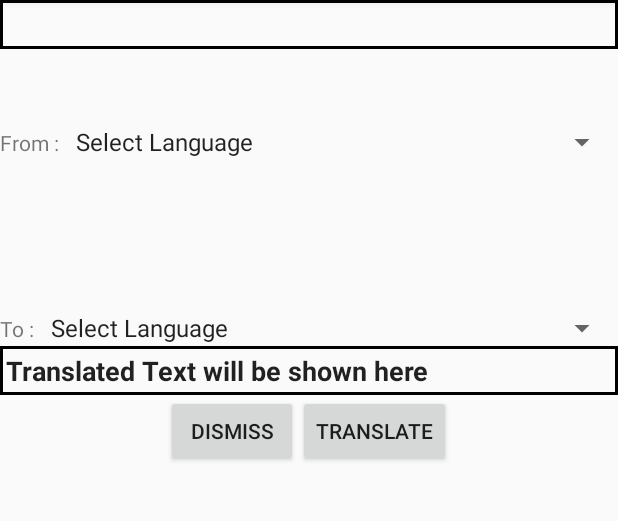
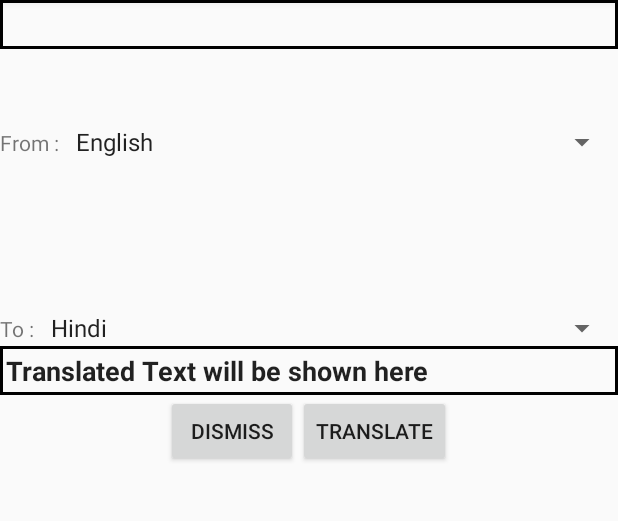
Before and after one commit to SarvarVanoo/BabelFish, an Android app: the Translation screen opened directly, with no data from a screen before it, on a phone screen of 412 x 824 dp, the part 84-605 px from its top. Run offline under Robolectric (Android 15) with nearby library versions, the phone set to English and light mode, and no system bars; libraries missing offline, so code that uses them is left out: com.google.firebase.ml.

Commit message:
Adding Functionality to support Multiple Languages for Translation.

```diff
--- a/app/src/main/java/com/example/textextraction/Translation.java
+++ b/app/src/main/java/com/example/textextraction/Translation.java
@@ -4,8 +4,9 @@ import androidx.annotation.NonNull;
 import androidx.annotation.Nullable;
 import androidx.appcompat.app.AppCompatActivity;
 
-import android.content.Intent;
+import android.content.res.Resources;
 import android.os.Bundle;
+import android.util.Log;
 import android.view.View;
 import android.widget.AdapterView;
 import android.widget.ArrayAdapter;
@@ -23,43 +24,109 @@ import com.google.firebase.ml.naturallanguage.translate.FirebaseTranslateLanguag
 import com.google.firebase.ml.naturallanguage.translate.FirebaseTranslator;
 import com.google.firebase.ml.naturallanguage.translate.FirebaseTranslatorOptions;
 
-public class Translation extends AppCompatActivity implements AdapterView.OnItemSelectedListener {
+import java.util.Arrays;
+import java.util.HashMap;
+import java.util.List;
+import java.util.Locale;
+import java.util.Map;
 
+public class Translation extends AppCompatActivity  {
+
+    private String TAG = "TranslationClass";
     protected EditText sourceText, translatedText;
-    protected Spinner sourceSpinner, targetSpinner;
-    protected Button dismiss, translate;
-    protected String textValue;
+    protected Spinner sourceLanguageSpinner, targetLanguageSpinner;
+    protected String currentSourceLangShortCode, currentTargetLangShortCode;
+    protected Button dismissButton, translateButton;
+    protected List<String> supportedSourceLanguages;
+    protected List<String> supportedTargetLanguages;
+    final protected Locale defaultLocale = Locale.US;
+    final String defaultSourceLanguage = "English";
+    final String defaultTargetLanguage = "Hindi";
+    protected static Map<String,FirebaseTranslator> translatorOptions = new HashMap<>();
+
 
     @Override
     protected void onCreate(Bundle savedInstanceState) {
         super.onCreate(savedInstanceState);
         setContentView(R.layout.activity_translation);
 
-        sourceText =findViewById(R.id.sourcetext);
-        sourceText.setText(getIntent().getStringExtra("data"));
-        Intent intent = getIntent();
-        textValue = sourceText.getText().toString();
+        //intilialize all the elements
+        Resources resources = getResources();
+        String textToTranslate = getIntent().getStringExtra("textToTranslate");
+        sourceText = findViewById(R.id.sourcetext);
+        sourceText.setText(textToTranslate);
 
-        sourceSpinner =findViewById(R.id.sourcespinner);
+        supportedSourceLanguages = Arrays.asList(resources.getStringArray(R.array.supportedSourceLanguages));
+        supportedTargetLanguages = Arrays.asList(resources.getStringArray(R.array.supportedTargetLanguages));
+        Log.i(TAG, supportedSourceLanguages.toString());
+        Log.i(TAG, supportedTargetLanguages.toString());
+        sourceLanguageSpinner = findViewById(R.id.sourcespinner);
 
         ArrayAdapter<CharSequence> adapter1 = ArrayAdapter.createFromResource(this,
-                R.array.sourcetextarray, android.R.layout.simple_spinner_item);
+                R.array.supportedSourceLanguages, android.R.layout.simple_spinner_item);
         // Specify the layout to use when the list of choices appears
         adapter1.setDropDownViewResource(android.R.layout.simple_spinner_dropdown_item);
         // Apply the adapter to the spinner
-        sourceSpinner.setAdapter(adapter1);
+        sourceLanguageSpinner.setAdapter(adapter1);
+        //set the on Item selected listener , basically tells what to do when on item is selected.
+        sourceLanguageSpinner.setOnItemSelectedListener(
+                new AdapterView.OnItemSelectedListener() {
+                    @Override
+                    public void onItemSelected(AdapterView<?> parent, View view, int position, long id) {
+                        String selectedLanguage = parent.getItemAtPosition(position).toString();
+                        currentSourceLangShortCode = getShortCodeFromLanguageName(selectedLanguage);
+//                        String textToTranslate = sourceText.getText().toString();
+//                        if (!textToTranslate.isEmpty())
+//                        {
+//                            translateText(currentSourceLangShortCode,currentTargetLangShortCode,textToTranslate);
+//                        }
+                    }
 
-        targetSpinner =findViewById(R.id.targetspinner);
+                    @Override
+                    public void onNothingSelected(AdapterView<?> parent) {
+                        currentSourceLangShortCode = getShortCodeFromLanguageName(defaultSourceLanguage);
+                        int defaultLangPosition = ((ArrayAdapter<String>)parent.getAdapter()).getPosition(defaultSourceLanguage);
+                        sourceLanguageSpinner.setSelection(defaultLangPosition);
+                    }
+                }
+        );
+
+
+        targetLanguageSpinner = findViewById(R.id.targetspinner);
         ArrayAdapter<CharSequence> adapter2 = ArrayAdapter.createFromResource(this,
-                R.array.targettextarray, android.R.layout.simple_spinner_item);
+                R.array.supportedTargetLanguages, android.R.layout.simple_spinner_item);
         // Specify the layout to use when the list of choices appears
         adapter2.setDropDownViewResource(android.R.layout.simple_spinner_dropdown_item);
         // Apply the adapter to the spinner
-        targetSpinner.setAdapter(adapter2);
+        targetLanguageSpinner.setAdapter(adapter2);
+
+        //set the on Item selected listener , basically tells what to do when on item is selected.
+        targetLanguageSpinner.setOnItemSelectedListener(
+                new AdapterView.OnItemSelectedListener() {
+                    public void onItemSelected(AdapterView<?> parent, View view, int position, long id) {
+                        String selectedLanguage = parent.getItemAtPosition(position).toString();
+                        currentTargetLangShortCode = getShortCodeFromLanguageName(selectedLanguage);
+//                        String textToTranslate = sourceText.getText().toString();
+//                        if (!textToTranslate.isEmpty())
+//                        {
+//                            translateText(currentSourceLangShortCode,currentTargetLangShortCode,textToTranslate);
+//                        }
+                    }
+
+                    @Override
+                    public void onNothingSelected(AdapterView<?> parent) {
+                        currentTargetLangShortCode = getShortCodeFromLanguageName(defaultTargetLanguage);
+                        int defaultLangPosition = ((ArrayAdapter<String>)parent.getAdapter()).getPosition(defaultSourceLanguage);
+                        targetLanguageSpinner.setSelection(defaultLangPosition);
+
+
+                    }
+                }
+        );
 
         //BUTTON
-        dismiss=findViewById(R.id.dismiss);
-        dismiss.setOnClickListener(new View.OnClickListener() {
+        dismissButton = findViewById(R.id.dismiss);
+        dismissButton.setOnClickListener(new View.OnClickListener() {
             @Override
             public void onClick(View v) {
                 Translation.this.finish();
@@ -69,30 +136,53 @@ public class Translation extends AppCompatActivity implements AdapterView.OnItem
         //Translated text
         translatedText =findViewById(R.id.translatedtext);
 
-        translate=findViewById(R.id.translate);
-        translate.setOnClickListener(new View.OnClickListener() {
+        translateButton =findViewById(R.id.translate);
+        translateButton.setOnClickListener(new View.OnClickListener() {
             @Override
             public void onClick(View v) {
-                identifyLanguage();
+                identifySourceLanguage();
             }
         });
 
     }
 
-    private void identifyLanguage()
+    private void identifySourceLanguage()
     {
-
-
-        FirebaseLanguageIdentification languageIdentifier =
-                FirebaseNaturalLanguage.getInstance().getLanguageIdentification();
-        languageIdentifier.identifyLanguage(textValue)
+        final FirebaseNaturalLanguage firebaseNaturalLanguage = FirebaseNaturalLanguage.getInstance();
+        final FirebaseLanguageIdentification languageIdentifier = firebaseNaturalLanguage.getLanguageIdentification();
+        String textToTranslate = sourceText.getText().toString();
+        languageIdentifier.identifyLanguage(textToTranslate)
                 .addOnSuccessListener(
                         new OnSuccessListener<String>() {
                             @Override
-                            public void onSuccess(@Nullable String languageCode) {
-                                if (languageCode != "und") {
-                                    int langCode = getLanguageCode(languageCode);
-                                    translateText(langCode, Translation.this.textValue);
+                            public void onSuccess(@Nullable String languageShortCode) {
+                                if (!languageShortCode.equals("und")) {
+//                                    int langCode = getFirebaseLanguageCode(languageShortCode);
+//                                    translateText(langCode, Translation.this.textToTranslate);
+                                    String identifiedLanguageName = getLanguageNameFromShortCode(languageShortCode);
+                                    Log.i(TAG,"Identified Language code: "+ languageShortCode);
+                                    Log.i(TAG,"Identified Language Name: "+ identifiedLanguageName);
+                                    if(supportedSourceLanguages.contains(identifiedLanguageName))
+                                    {
+                                        setSpinnerSelection(sourceLanguageSpinner,identifiedLanguageName);
+                                        currentSourceLangShortCode = languageShortCode;
+                                        String textToTranslate = sourceText.getText().toString();
+                                        translateText(currentSourceLangShortCode,currentTargetLangShortCode,textToTranslate);
+
+                                    }
+                                    else{
+                                        String msg = "Translation of Language: "+ identifiedLanguageName + "Not supported yet!";
+                                        Log.i(TAG,msg);
+                                        Toast.makeText(getApplicationContext(),msg, Toast.LENGTH_LONG).show();
+                                        setSpinnerSelection(sourceLanguageSpinner,defaultSourceLanguage);
+                                        setSpinnerSelection(targetLanguageSpinner,defaultTargetLanguage);
+                                        String textToTranslate = sourceText.getText().toString();
+                                        translateText(currentSourceLangShortCode,currentTargetLangShortCode,textToTranslate);
+                                    }
+
+//                                    int langCode = getFirebaseLanguageCode(languageShortCode);
+//                                    translateText(langCode, , Translation.this.textToTranslate);
+
                                 } else {
                                     Toast.makeText(getApplicationContext(),"Language not Identified!", Toast.LENGTH_SHORT).show();
                                 }
@@ -108,78 +198,105 @@ public class Translation extends AppCompatActivity implements AdapterView.OnItem
                         });
     }
 
-    private int getLanguageCode(String language)
+    private int getFirebaseLanguageCode(String langShortCode)
     {
-        int langCode;
-        switch (language)
+        return FirebaseTranslateLanguage.languageForLanguageCode(langShortCode);
+    }
+
+    private void translateText(String sourceLangShortCode, String targetLangShortCode, String textToTranslate)
+    {
+        //providing source language and target language
+        final String sourceLangName = getLanguageNameFromShortCode(sourceLangShortCode);
+        final String targetLangName = getLanguageNameFromShortCode(targetLangShortCode);
+        int sourceLangFirebaseCode = getFirebaseLanguageCode(sourceLangShortCode);
+        int targetLangFirebaseCode = getFirebaseLanguageCode(targetLangShortCode);
+        FirebaseTranslator translator;
+        String src_to_tgt = sourceLangName +"_TO_" + targetLangName;
+        if (! translatorOptions.containsKey(src_to_tgt))
         {
-            case "en":
-                langCode= FirebaseTranslateLanguage.EN;
-                break;
-
-            default:
-                langCode=0;
+           translator = initializeTranslator(sourceLangFirebaseCode,targetLangFirebaseCode);
+           translatorOptions.put(src_to_tgt,translator);
+        }
+        else{
+            translator = translatorOptions.get(src_to_tgt);
         }
 
-        return langCode;
+        translator.translate(textToTranslate).addOnSuccessListener(new OnSuccessListener<String>() {
+            @Override
+            public void onSuccess(String s)
+            {
+                String str = s;
+                translatedText.setText(str);
+                Log.i(TAG,"Translation was successful from Source Language : " + sourceLangName +" to Target Language : "+ targetLangName);
+            }
+        }).addOnFailureListener(new OnFailureListener() {
+            @Override
+            public void onFailure(@NonNull Exception e) {
+                Log.e(TAG,"Error occurred while Translating from Source Language : " + sourceLangName +" to Target Language : "+ targetLangName);
+            }
+        });
     }
 
-    private void translateText(int sourceLangCode, String textValue)
+
+    private FirebaseTranslator initializeTranslator(final int sourceLangFirebaseCode, final int targetLangFirebaseCode)
     {
-        //providing source language and target language
+
+        //setup Translator options
         FirebaseTranslatorOptions options = new FirebaseTranslatorOptions.Builder()
-                .setSourceLanguage(sourceLangCode)
-                .setTargetLanguage(FirebaseTranslateLanguage.FR)
+                .setSourceLanguage(sourceLangFirebaseCode)
+                .setTargetLanguage(targetLangFirebaseCode)
                 .build();
 
-        //Initiating
-        final FirebaseTranslator translator = FirebaseNaturalLanguage.getInstance()
+        //Initiating the translator
+        FirebaseTranslator translator = FirebaseNaturalLanguage.getInstance()
                 .getTranslator(options);
 
-
+        //setting download conditions
         FirebaseModelDownloadConditions conditions = new FirebaseModelDownloadConditions.Builder()
                 .requireWifi()
                 .build();
 
-        //downloading modle if needed
-        translator.downloadModelIfNeeded(conditions).addOnSuccessListener(new OnSuccessListener<Void>() {
-            @Override
-            public void onSuccess(Void aVoid) {
-
+        //downloading module if needed
+        translator.downloadModelIfNeeded(conditions)
+                .addOnSuccessListener(new OnSuccessListener<Void>() {
+                    @Override
+                    public void onSuccess(Void aVoid) {
+                    Log.i(TAG,"Translator Model Downloaded successfully for Source code: " + sourceLangFirebaseCode +" and Target code: "+ targetLangFirebaseCode);
             }
         })
                 .addOnFailureListener(new OnFailureListener() {
                     @Override
                     public void onFailure(@NonNull Exception e)
                     {
-
+                        Log.e(TAG,"Translator Model Download failed for Source code: " + sourceLangFirebaseCode +" and Target code: "+ targetLangFirebaseCode);
                     }
                 });
-
-        translator.translate(textValue).addOnSuccessListener(new OnSuccessListener<String>() {
-            @Override
-            public void onSuccess(String s)
-            {
-                String str = s;
-                translatedText.setText(str);
-            }
-        }).addOnFailureListener(new OnFailureListener() {
-            @Override
-            public void onFailure(@NonNull Exception e) {
-
-            }
-        });
+        return translator;
     }
 
-
-    @Override
-    public void onItemSelected(AdapterView<?> parent, View view, int position, long id) {
-
+    private String getLanguageNameFromShortCode( String languageCode) {
+        return new Locale(languageCode).getDisplayName();
     }
 
-    @Override
-    public void onNothingSelected(AdapterView<?> parent) {
-
+    private String getShortCodeFromLanguageName ( String languageName )
+    {
+        String langShortCode = defaultLocale.getLanguage();
+        for ( Locale locale : Locale.getAvailableLocales() )
+        {
+            if(locale.getDisplayLanguage().equalsIgnoreCase(languageName))
+            {
+                langShortCode = locale.getLanguage();
+                break;
+            }
+        }
+        return langShortCode;
     }
 
+    protected void setSpinnerSelection(Spinner spinner, String selectionValue )
+  {
+      int index = ((ArrayAdapter<String>)spinner.getAdapter()).getPosition(selectionValue);
+      Log.i(TAG,"Spinner selection position : "+index);
+      spinner.setSelection(index);
+  }
+
 }
--- a/app/src/main/res/values/strings.xml
+++ b/app/src/main/res/values/strings.xml
@@ -1,23 +1,22 @@
 <resources>
     <string name="app_name">Babel Fish</string>
 
-    <string-array name="sourcetextarray">
-        <item>Select Language</item>
+    <string-array name="supportedSourceLanguages">
         <item>English</item>
+        <item>Hindi</item>
+
 
     </string-array>
 
-    <string-array name="targettextarray">
-        <item>Select Language</item>
+    <string-array name="supportedTargetLanguages">
+        <item>Hindi</item>
+        <item>Marathi</item>
+        <item>Gujarati</item>
         <item>French</item>
         <item>German</item>
         <item>Russian</item>
         <item>Spanish</item>
         <item>Arabic</item>
-        <item>Hindi</item>
-        <item>Marathi</item>
-        <item>Gujarati</item>
-        <item>Russia</item>
         <item>Chinese</item>
     </string-array>
 </resources>
```
Also changed, not shown: app/src/main/java/com/example/textextraction/MainActivity.java (+16 -9 lines).
